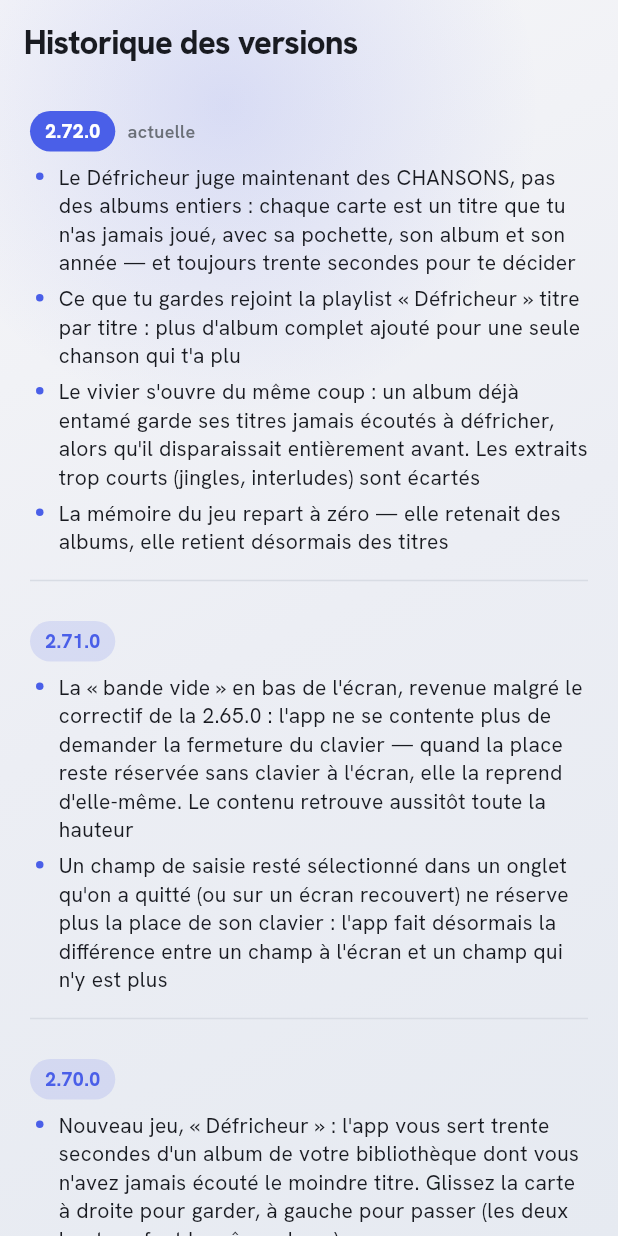
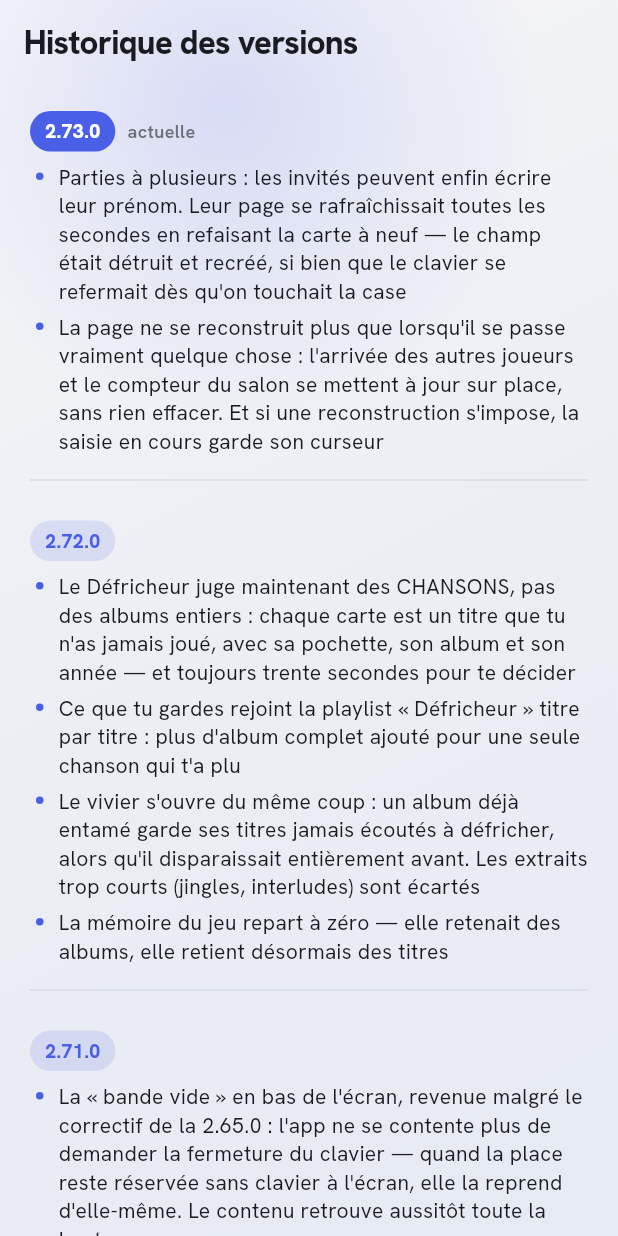
Before and after one commit to gullify/gullify, a Flutter app: the ChangelogScreen screen opened by its route, on a phone screen of 412 x 824 dp. Run offline on Flutter 3.47's test engine with Material 3 defaults, Android fonts, the phone set to English and light mode, and no system bars; our stand-ins replace audio_service, cached_network_image, dio, flutter_riverpod, flutter_secure_storage, freezed_annotation and 7 more; missing offline and left inert: audio_session, home_widget, record; accounts and stored records are empty; statements that could not run were skipped.

Commit message:
App 2.73.0 : les invités peuvent écrire leur prénom (idée #43)
Sur /j/<CODE>, le clavier se refermait dès que l'invité touchait la case
du prénom. Cause : `loadInfo()` remettait `renderedKey` à null à chaque
réponse — or il tourne toutes les secondes tant qu'on est dans le salon.
La carte était donc reconstruite (app.innerHTML = '') une fois par
seconde, le champ détruit puis recréé, et le clavier partait avec lui.

- `loadInfo()` ne force plus la reconstruction : c'est `renderKey()` qui
  décide, et la liste des joueurs en est exclue (elle bouge en permanence).
- `tickJoin()` rafraîchit sur place l'hôte, le compteur et les prénoms,
  comme `tickVisuals()` le fait déjà pour le chrono.
- Filet : quand une reconstruction est inévitable (erreur de jonction,
  partie lancée), `render()` rend le focus ET le curseur au champ qui les
  avait.

Vérifié par simulation du DOM sur le script extrait de la page : zéro
reconstruction pendant la saisie alors que cinq invités arrivent (le même
scénario en donnait cinq avant le correctif).

Co-Authored-By: Claude Opus 5 (1M context) <noreply@anthropic.com>

```diff
--- a/app/lib/changelog.dart
+++ b/app/lib/changelog.dart
@@ -8,6 +8,16 @@ class ReleaseNote {
 }
 
 const kChangelog = <ReleaseNote>[
+  ReleaseNote('2.73.0', [
+    'Parties à plusieurs : les invités peuvent enfin écrire leur prénom. Leur '
+        'page se rafraîchissait toutes les secondes en refaisant la carte à '
+        'neuf — le champ était détruit et recréé, si bien que le clavier se '
+        'refermait dès qu\'on touchait la case',
+    'La page ne se reconstruit plus que lorsqu\'il se passe vraiment quelque '
+        'chose : l\'arrivée des autres joueurs et le compteur du salon se '
+        'mettent à jour sur place, sans rien effacer. Et si une '
+        'reconstruction s\'impose, la saisie en cours garde son curseur',
+  ]),
   ReleaseNote('2.72.0', [
     'Le Défricheur juge maintenant des CHANSONS, pas des albums entiers : '
         'chaque carte est un titre que tu n\'as jamais joué, avec sa pochette, '
--- a/app/lib/screens/settings_screen.dart
+++ b/app/lib/screens/settings_screen.dart
@@ -15,7 +15,7 @@ import '../state/offline.dart';
 import '../theme.dart';
 import '../widgets/update_dialog.dart';
 
-const appVersion = '2.72.0';
+const appVersion = '2.73.0';
 
 class SettingsScreen extends ConsumerWidget {
   const SettingsScreen({super.key});
--- a/app/pubspec.yaml
+++ b/app/pubspec.yaml
@@ -18,7 +18,7 @@ publish_to: 'none' # Remove this line if you wish to publish to pub.dev
 # of the product and file versions while build-number is used as the build suffix.
 # versionCode : doit rester supérieur à 26 (dernier code de l'ancienne app
 # pixelplay) pour que son auto-updater propose la migration vers la v2.
-version: 2.72.0+106
+version: 2.73.0+107
 
 environment:
   sdk: ^3.12.2
```
Also changed, not shown: 1 other file.
